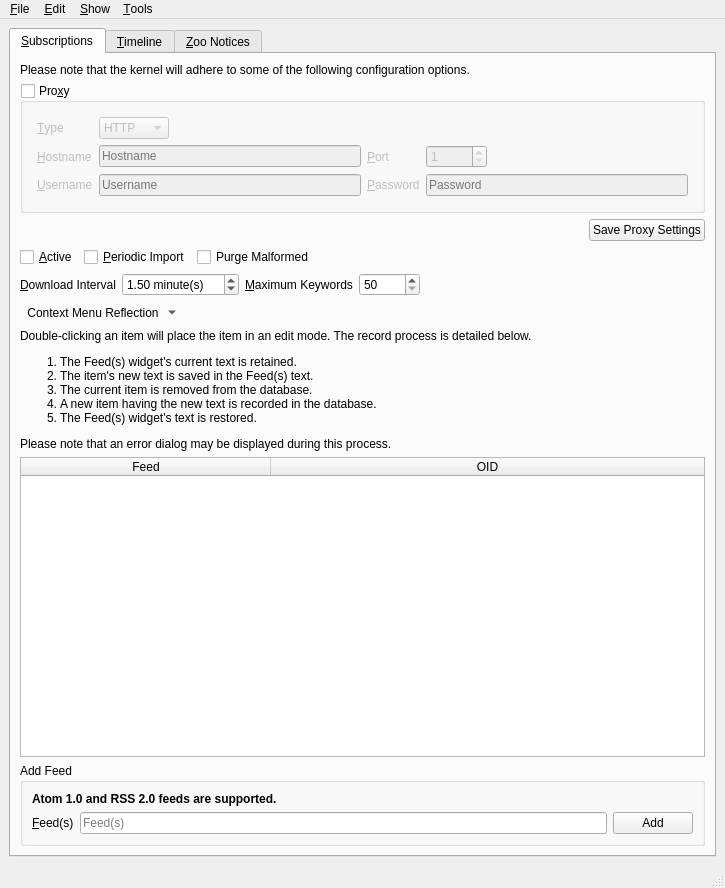
Above: branches/trunk/UI/spot-on-rss.ui from textbrowser/spot-on before the change. Below: the same form after it.
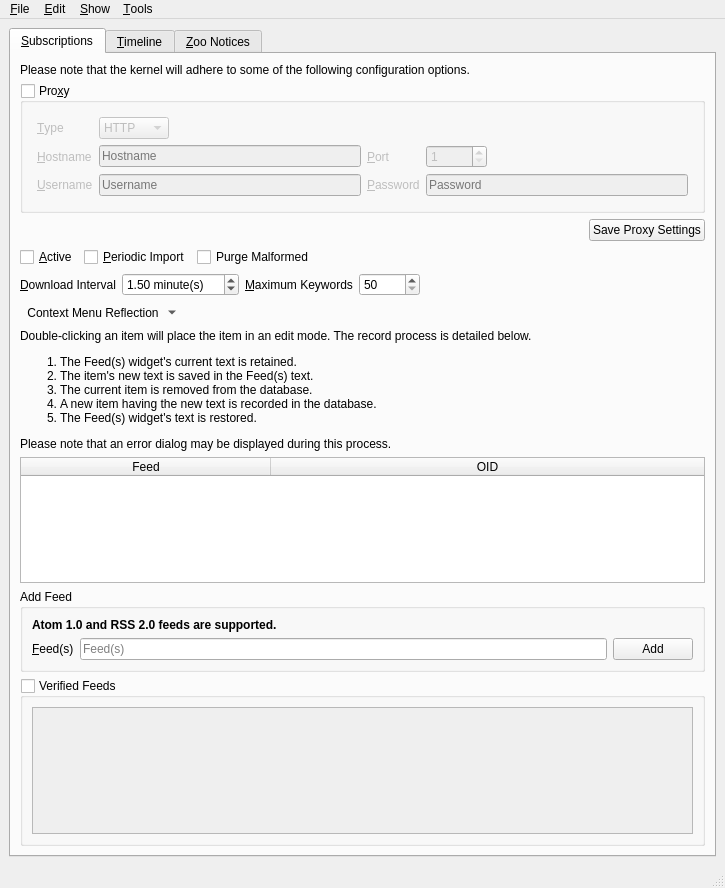
That is the form after the change. Icons and pictures are not drawn. Custom widgets are drawn as their Qt base class.

Commit message: Verify feeds.

What changed in the file:
```diff
--- a/branches/trunk/UI/spot-on-rss.ui
+++ b/branches/trunk/UI/spot-on-rss.ui
@@ -526,6 +526,31 @@
           </layout>
          </widget>
         </item>
+        <item>
+         <widget class="QGroupBox" name="verified_feeds">
+          <property name="title">
+           <string>Verified Feeds</string>
+          </property>
+          <property name="checkable">
+           <bool>true</bool>
+          </property>
+          <property name="checked">
+           <bool>false</bool>
+          </property>
+          <layout class="QVBoxLayout" name="verticalLayout_7">
+           <item>
+            <widget class="QTextBrowser" name="verified">
+             <property name="tabChangesFocus">
+              <bool>true</bool>
+             </property>
+             <property name="openLinks">
+              <bool>false</bool>
+             </property>
+            </widget>
+           </item>
+          </layout>
+         </widget>
+        </item>
        </layout>
       </widget>
       <widget class="QWidget" name="tab_2">
```
Left out of the diff: 3 changed lines with no effect on the pictures. The commit also changes 4 other files.
